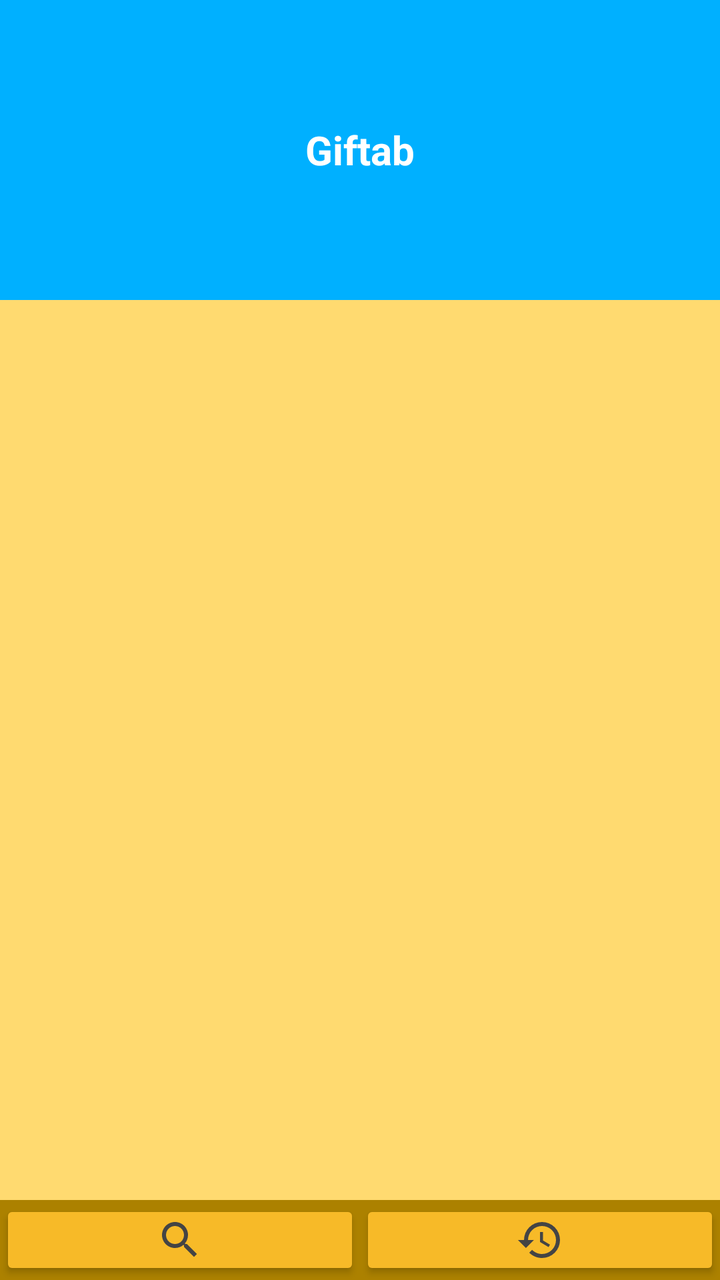
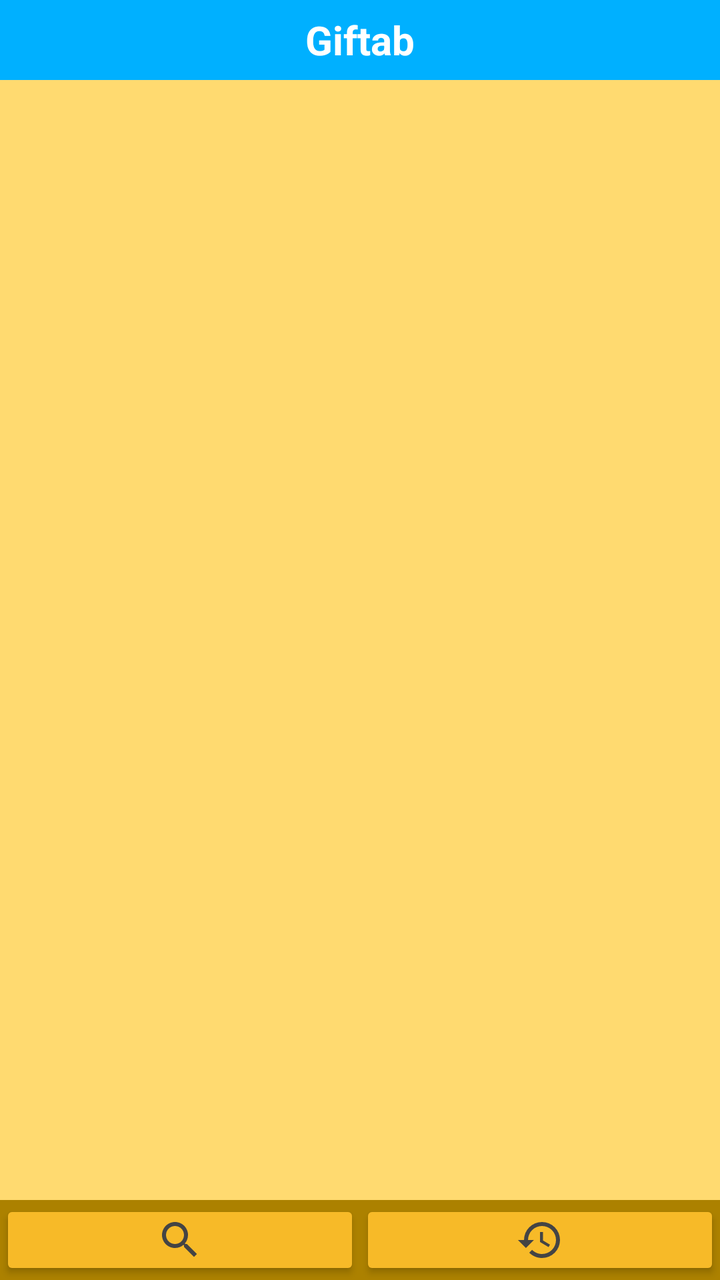

Before-and-after screenshots of an Android layout around one commit, followed by the original layout XML and the change that was made.
<!-- AndroidManifest.xml: application theme AppTheme -->
<!-- res/layout/widget_app.xml -->
<?xml version="1.0" encoding="utf-8"?>
<LinearLayout
    xmlns:android="http://schemas.android.com/apk/res/android"
    xmlns:tools="http://schemas.android.com/tools"
    android:layout_width="match_parent"
    android:layout_height="match_parent"
    android:padding="@dimen/widget_margin"
    android:orientation="vertical">

    <TextView
        android:layout_width="match_parent"
        android:layout_height="0dp"
        android:layout_weight=".2"
        android:gravity="center"
        android:background="@color/colorPrimary"
        android:textColor="#fff"
        android:textSize="@dimen/text_size_paragraph_title"
        android:textStyle="bold"
        android:text="@string/app_name"/>

    <ListView
        android:id="@+id/widget_list"
        android:layout_width="match_parent"
        android:layout_height="0dp"
        android:layout_weight=".6"
        tools:listitem="@layout/item_widget"
        android:background="@color/colorAccentLight"/>

    <include layout="@layout/button_widget"/>

</LinearLayout>
<!-- res/layout/item_widget.xml (included above) -->
<?xml version="1.0" encoding="utf-8"?>
<LinearLayout
    xmlns:android="http://schemas.android.com/apk/res/android"
    android:id="@+id/widget_item"
    android:layout_width="match_parent"
    android:layout_height="wrap_content"
    android:layout_margin="2dp"
    android:background="#fff"
    android:padding="2dp"
    android:orientation="horizontal">

    <TextView
        android:id="@+id/widget_item_percent"
        android:layout_width="0dp"
        android:layout_height="match_parent"
        android:layout_weight=".28"
        android:layout_gravity="start|center_vertical"
        android:gravity="start|center_vertical"
        android:textSize="@dimen/text_size_paragraph"
        android:textStyle="bold"
        android:textAppearance="?attr/textAppearanceListItem"/>

    <TextView
        android:id="@+id/widget_item_name"
        android:layout_width="0dp"
        android:layout_height="match_parent"
        android:layout_weight=".43"
        android:layout_gravity="center"
        android:gravity="center"
        android:padding="2dp"
        android:textSize="@dimen/text_size_paragraph_caps"
        android:textStyle="bold"
        android:textAppearance="?attr/textAppearanceListItem"/>

    <TextView
        android:id="@+id/widget_item_amount"
        android:layout_width="0dp"
        android:layout_height="match_parent"
        android:layout_weight=".29"
        android:layout_gravity="end|center_vertical"
        android:gravity="end|center_vertical"
        android:textSize="@dimen/text_size_paragraph"
        android:textStyle="bold"
        android:textAppearance="?attr/textAppearanceListItem"/>

</LinearLayout>
<!-- res/layout/button_widget.xml (included above) -->
<?xml version="1.0" encoding="utf-8"?>
<LinearLayout
    xmlns:android="http://schemas.android.com/apk/res/android"
    android:id="@+id/conversion_bar"
    android:layout_width="match_parent"
    android:layout_height="wrap_content"
    android:orientation="horizontal"
    android:background="@color/colorAccentDark">


    <ImageButton
        android:id="@+id/widget_spawn"
        android:layout_width="0dp"
        android:layout_height="40dp"
        android:layout_weight=".4"
        android:layout_gravity="start|center_vertical"
        android:gravity="center"
        android:backgroundTint="@color/colorAccent"
        android:src="@drawable/search_dark"
        style="@style/Widget.AppCompat.Button" />

    <ImageButton
        android:id="@+id/widget_record"
        android:layout_width="0dp"
        android:layout_height="40dp"
        android:layout_weight=".4"
        android:layout_gravity="start|center_vertical"
        android:gravity="center"
        android:backgroundTint="@color/colorAccent"
        android:src="@drawable/history_dark"
        style="@style/Widget.AppCompat.Button" />

</LinearLayout>
<!-- resources referenced by this layout -->
<resources>
  <color name="colorAccent">#F7BA28</color>
  <color name="colorAccentDark">#AC8100</color>
  <color name="colorAccentLight">#FFDA70</color>
  <color name="colorPrimary">#00B0FF</color>
  <dimen name="text_size_paragraph">16sp</dimen>
  <dimen name="text_size_paragraph_caps">15sp</dimen>
  <dimen name="text_size_paragraph_title">20sp</dimen>
  <dimen name="widget_margin">8dp</dimen>
  <!-- drawable history_dark (drawable) -->
  <vector xmlns:android="http://schemas.android.com/apk/res/android"
      android:height="24dp"
      android:width="24dp"
      android:viewportWidth="24"
      android:viewportHeight="24">
      <path android:fillColor="#FF444444" android:pathData="M13.5,8H12V13L16.28,15.54L17,14.33L13.5,12.25V8M13,3A9,9 0 0,0 4,12H1L4.96,16.03L9,12H6A7,7 0 0,1 13,5A7,7 0 0,1 20,12A7,7 0 0,1 13,19C11.07,19 9.32,18.21 8.06,16.94L6.64,18.36C8.27,20 10.5,21 13,21A9,9 0 0,0 22,12A9,9 0 0,0 13,3" />
  </vector>
  <!-- drawable search_dark (drawable) -->
  <vector xmlns:android="http://schemas.android.com/apk/res/android"
          android:width="24dp"
          android:height="24dp"
          android:viewportWidth="24.0"
          android:viewportHeight="24.0">
      <path
          android:fillColor="#FF444444"
          android:pathData="M15.5,14h-0.79l-0.28,-0.27C15.41,12.59 16,11.11 16,9.5 16,5.91 13.09,3 9.5,3S3,5.91 3,9.5 5.91,16 9.5,16c1.61,0 3.09,-0.59 4.23,-1.57l0.27,0.28v0.79l5,4.99L20.49,19l-4.99,-5zM9.5,14C7.01,14 5,11.99 5,9.5S7.01,5 9.5,5 14,7.01 14,9.5 11.99,14 9.5,14z"/>
  </vector>
  <string name="app_name">Giftab</string>
  <style name="AppTheme" parent="Theme.AppCompat.Light.DarkActionBar">
          <item name="colorPrimary">@color/colorPrimary</item>
          <item name="colorPrimaryDark">@color/colorPrimaryDark</item>
          <item name="colorAccent">@color/colorAccent</item>
          <item name="popupMenuStyle">@style/AppTheme.PopupOverlay</item>
      </style>
  <color name="colorPrimaryDark">#0081CB</color>
  <style name="AppTheme.PopupOverlay" parent="@android:style/Widget.PopupMenu">
          <item name="android:background">@color/colorPrimary</item>
      </style>
</resources>

<!-- the commit's change to res/layout/widget_app.xml (unified diff, before → after) -->
@@ -9,8 +9,7 @@
 
     <TextView
         android:layout_width="match_parent"
-        android:layout_height="0dp"
-        android:layout_weight=".2"
+        android:layout_height="40dp"
         android:gravity="center"
         android:background="@color/colorPrimary"
         android:textColor="#fff"
